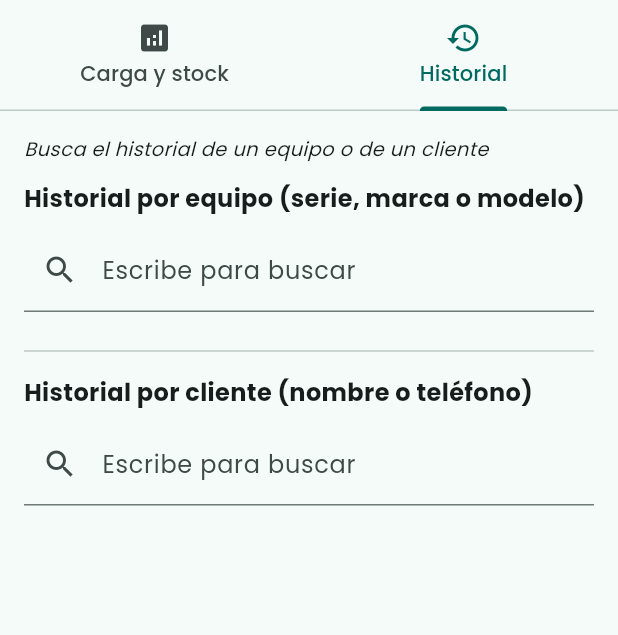
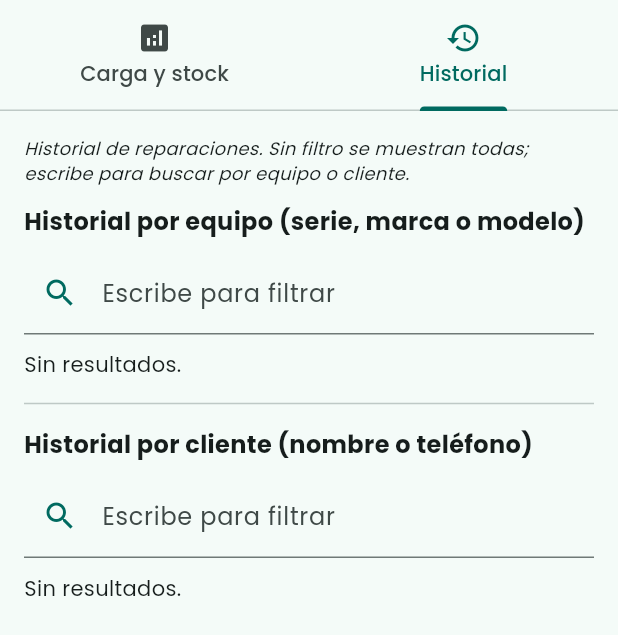
Before and after one commit to Yosbiel/Yosbiel-A.-Taller-Tu-Solution-2do-Parcial, a Flutter app: the ConsultasScreen widget shown alone on an empty page, opened directly, tab 2 chosen, on a phone screen of 412 x 824 dp. Shown: the top 635 px of the screen. Run offline on Flutter 3.47's test engine with Material 3 defaults, Android fonts, the phone set to English and light mode, and no system bars; our stand-ins replace drift, flutter_riverpod, shared_preferences; accounts and stored records are empty; generated files the repository leaves out were written again.

Commit message:
Bloque M+N: tildes faltantes + historial completo sin filtro

```diff
--- a/lib/viewmodels/talleres_providers.dart
+++ b/lib/viewmodels/talleres_providers.dart
@@ -94,3 +94,9 @@ final themeModeProvider =
     StateNotifierProvider<ThemeModeNotifier, ThemeMode>((ref) {
   return ThemeModeNotifier();
 });
+
+final historialCompletoProvider =
+    FutureProvider.autoDispose<List<HistorialOrdenItem>>((ref) async {
+  final dao = ref.watch(talleresDaoProvider);
+  return await dao.obtenerHistorialCompleto();
+});
--- a/lib/views/screens/consultas_screen.dart
+++ b/lib/views/screens/consultas_screen.dart
@@ -105,6 +105,55 @@ class _ConsultasScreenState extends ConsumerState<ConsultasScreen>
     );
   }
 
+  Widget _seccionHistorial({
+    required String titulo,
+    required TextEditingController ctrl,
+    required String busqueda,
+    required void Function(String) onChanged,
+    required bool mostrarCliente,
+  }) {
+    final theme = Theme.of(context);
+    final async = busqueda.isEmpty
+        ? ref.watch(historialCompletoProvider)
+        : (mostrarCliente
+            ? ref.watch(historialClienteProvider(busqueda))
+            : ref.watch(historialEquipoProvider(busqueda)));
+    return Column(
+      crossAxisAlignment: CrossAxisAlignment.start,
+      children: [
+        Text(titulo,
+            style: const TextStyle(fontSize: 16, fontWeight: FontWeight.bold)),
+        const SizedBox(height: 8),
+        TextField(
+          controller: ctrl,
+          decoration: InputDecoration(
+            labelText: 'Escribe para filtrar',
+            prefixIcon: Icon(Icons.search, color: theme.colorScheme.primary),
+          ),
+          onChanged: onChanged,
+        ),
+        const SizedBox(height: 10),
+        async.when(
+          loading: () => const Padding(
+            padding: EdgeInsets.all(8.0),
+            child: Center(child: CircularProgressIndicator()),
+          ),
+          error: (e, _) => Text('Error: $e'),
+          data: (res) {
+            if (res.isEmpty) {
+              return const Text('Sin resultados.');
+            }
+            return Column(
+              children: res
+                  .map((i) => _tarjeta(i, mostrarCliente: mostrarCliente))
+                  .toList(),
+            );
+          },
+        ),
+      ],
+    );
+  }
+
   @override
   Widget build(BuildContext context) {
     final cargaAsync = ref.watch(cargaTrabajoProvider);
@@ -136,7 +185,7 @@ class _ConsultasScreenState extends ConsumerState<ConsultasScreen>
                     error: (e, _) => Text('Error: $e'),
                     data: (carga) {
                       if (carga.isEmpty) {
-                        return const Text('No hay ordenes activas.');
+                        return const Text('No hay órdenes activas.');
                       }
                       return Column(
                         children: carga.entries.map((e) {
@@ -195,76 +244,25 @@ class _ConsultasScreenState extends ConsumerState<ConsultasScreen>
                 padding: const EdgeInsets.all(16),
                 children: [
                   const Text(
-                    'Busca el historial de un equipo o de un cliente',
-                    style:
-                        TextStyle(fontSize: 13, fontStyle: FontStyle.italic),
+                    'Historial de reparaciones. Sin filtro se muestran todas; escribe para buscar por equipo o cliente.',
+                    style: TextStyle(fontSize: 12, fontStyle: FontStyle.italic),
                   ),
                   const SizedBox(height: 12),
-                  const Text('Historial por equipo (serie, marca o modelo)',
-                      style: TextStyle(
-                          fontSize: 16, fontWeight: FontWeight.bold)),
-                  const SizedBox(height: 8),
-                  TextField(
-                    controller: _equipoCtrl,
-                    decoration: const InputDecoration(
-                      labelText: 'Escribe para buscar',
-                      prefixIcon: Icon(Icons.search),
-                    ),
+                  _seccionHistorial(
+                    titulo: 'Historial por equipo (serie, marca o modelo)',
+                    ctrl: _equipoCtrl,
+                    busqueda: _busquedaEquipo,
                     onChanged: _onBuscarEquipo,
+                    mostrarCliente: false,
                   ),
-                  const SizedBox(height: 10),
-                  if (_busquedaEquipo.isNotEmpty)
-                    ref.watch(historialEquipoProvider(_busquedaEquipo)).when(
-                          loading: () => const Padding(
-                            padding: EdgeInsets.all(8.0),
-                            child: Center(child: CircularProgressIndicator()),
-                          ),
-                          error: (e, _) => Text('Error: $e'),
-                          data: (res) {
-                            if (res.isEmpty) {
-                              return const Text('Sin resultados.');
-                            }
-                            return Column(
-                              children: res
-                                  .map((i) =>
-                                      _tarjeta(i, mostrarCliente: false))
-                                  .toList(),
-                            );
-                          },
-                        ),
                   const Divider(height: 32),
-                  const Text('Historial por cliente (nombre o teléfono)',
-                      style: TextStyle(
-                          fontSize: 16, fontWeight: FontWeight.bold)),
-                  const SizedBox(height: 8),
-                  TextField(
-                    controller: _clienteCtrl,
-                    decoration: const InputDecoration(
-                      labelText: 'Escribe para buscar',
-                      prefixIcon: Icon(Icons.search),
-                    ),
+                  _seccionHistorial(
+                    titulo: 'Historial por cliente (nombre o teléfono)',
+                    ctrl: _clienteCtrl,
+                    busqueda: _busquedaCliente,
                     onChanged: _onBuscarCliente,
+                    mostrarCliente: true,
                   ),
-                  const SizedBox(height: 10),
-                  if (_busquedaCliente.isNotEmpty)
-                    ref.watch(historialClienteProvider(_busquedaCliente)).when(
-                          loading: () => const Padding(
-                            padding: EdgeInsets.all(8.0),
-                            child: Center(child: CircularProgressIndicator()),
-                          ),
-                          error: (e, _) => Text('Error: $e'),
-                          data: (res) {
-                            if (res.isEmpty) {
-                              return const Text('Sin resultados.');
-                            }
-                            return Column(
-                              children: res
-                                  .map((i) =>
-                                      _tarjeta(i, mostrarCliente: true))
-                                  .toList(),
-                            );
-                          },
-                        ),
                 ],
               ),
             ],
--- a/lib/views/screens/detalle_orden_screen.dart
+++ b/lib/views/screens/detalle_orden_screen.dart
@@ -284,7 +284,7 @@ class _DetalleOrdenScreenState extends ConsumerState<DetalleOrdenScreen> {
               ),
               const Divider(height: 24),
               if (_esFinal)
-                Text('Tecnico: $nombreTecnico',
+                Text('Técnico: $nombreTecnico',
                     style: const TextStyle(fontSize: 14))
               else ...[
                 DropdownButtonFormField<int?>(
--- a/lib/views/screens/inventario_screen.dart
+++ b/lib/views/screens/inventario_screen.dart
@@ -35,7 +35,7 @@ class InventarioScreen extends ConsumerWidget {
                   TextFormField(
                     controller: codigoCtrl,
                     decoration: InputDecoration(
-                      labelText: 'Codigo',
+                      labelText: 'Código',
                       errorText: errorServidor,
                     ),
                     validator: (v) =>
--- a/lib/views/screens/ordenes_screen.dart
+++ b/lib/views/screens/ordenes_screen.dart
@@ -40,7 +40,7 @@ class OrdenesScreen extends ConsumerWidget {
                       children: [
                         EstadoPildora(estado: orden.estado),
                         const SizedBox(width: 8),
-                        Expanded(child: Text('Tecnico: $tecnico')),
+                        Expanded(child: Text('Técnico: $tecnico')),
                       ],
                     ),
                   ),
```
Also changed, not shown: lib/data/daos/talleres_dao.dart (+21 -0 lines).
